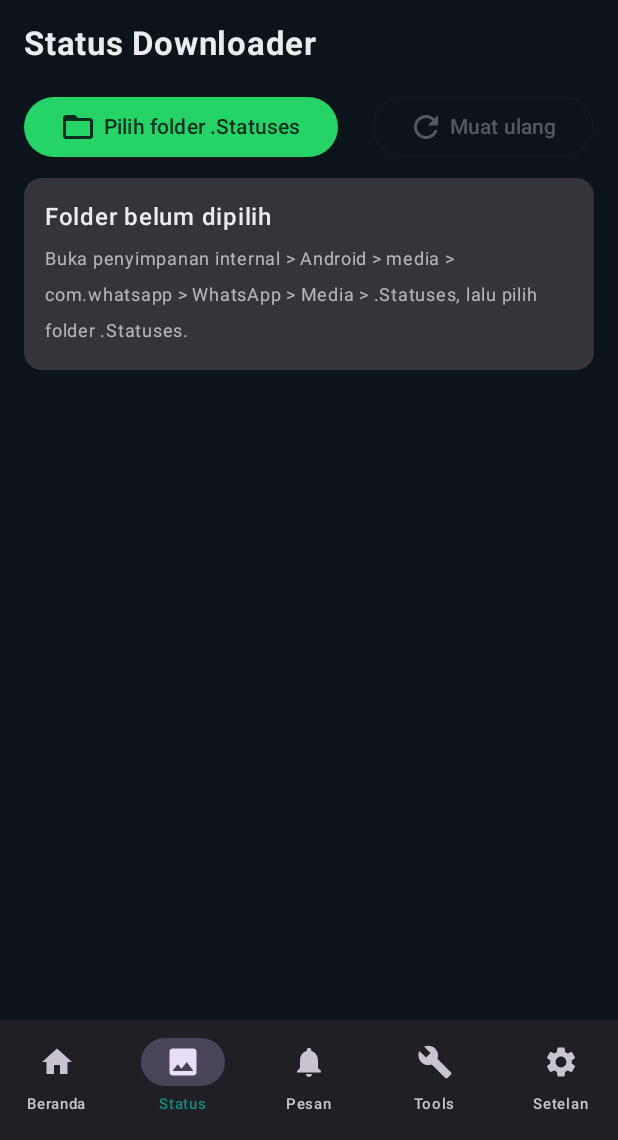
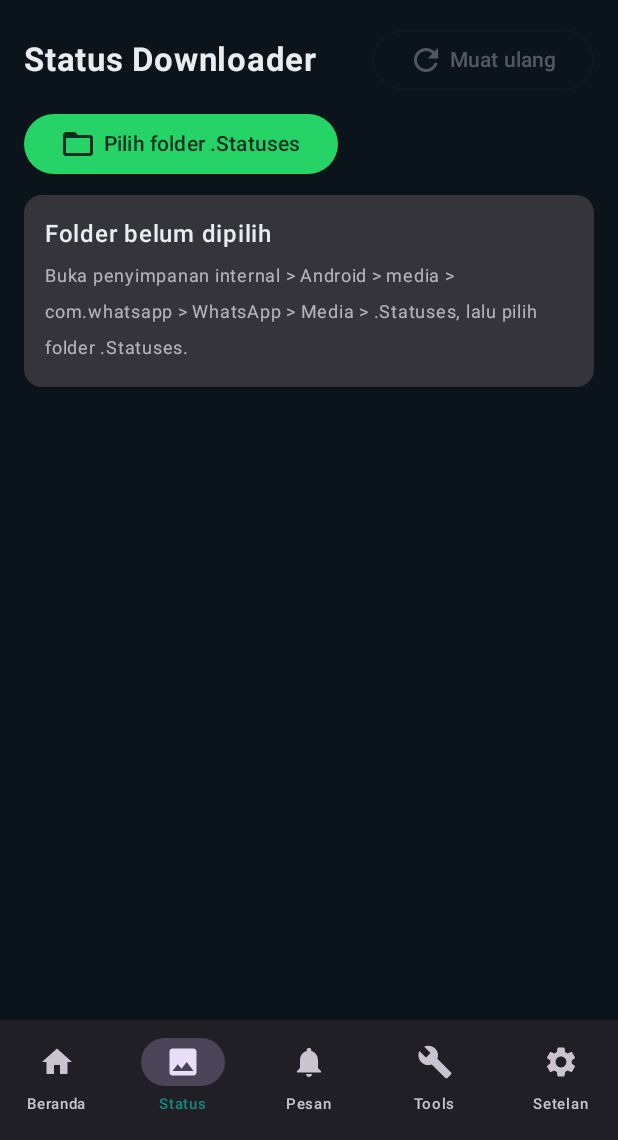
Before and after one commit to midasoversea/Whats-Krdrx, an Android app built with Jetpack Compose: the screen it shows after launch (MainActivity), item 2 of the bottom bar chosen, on a phone screen of 412 x 824 dp, the part 96-1236 px from its top. Run offline under Robolectric (Android 15) with nearby library versions, the phone set to English and light mode, and no system bars.

Commit message:
Whats-Krdrx 1.4.5 consistent refresh header
* Align Status refresh button with shared header layout

* Bump Whats-Krdrx to 1.4.5

```diff
--- a/app/build.gradle.kts
+++ b/app/build.gradle.kts
@@ -23,8 +23,8 @@ android {
         applicationId = "com.whats.krdrx"
         minSdk = 30
         targetSdk = 35
-        versionCode = 10
-        versionName = "1.4.4"
+        versionCode = 11
+        versionName = "1.4.5"
     }
 
     signingConfigs {
--- a/app/src/main/java/com/whats/krdrx/MainActivity.kt
+++ b/app/src/main/java/com/whats/krdrx/MainActivity.kt
@@ -253,27 +253,24 @@ private fun StatusDownloaderScreen(modifier: Modifier = Modifier) {
     }
 
     Column(modifier.fillMaxSize().padding(16.dp)) {
-        Text("Status Downloader", fontSize = 22.sp, fontWeight = FontWeight.Bold)
-        Spacer(Modifier.height(6.dp))
-        Spacer(Modifier.height(12.dp))
         Row(
             modifier = Modifier.fillMaxWidth(),
             verticalAlignment = Alignment.CenterVertically,
             horizontalArrangement = Arrangement.SpaceBetween
         ) {
-            if (tree == null) {
-                Button(onClick = { picker.launch(null) }) {
-                    Icon(Icons.Default.FolderOpen, null)
-                    Spacer(Modifier.width(5.dp))
-                    Text("Pilih folder .Statuses")
-                }
-            } else {
-                Spacer(Modifier.width(1.dp))
-            }
+            Text("Status Downloader", fontSize = 22.sp, fontWeight = FontWeight.Bold)
             OutlinedButton(onClick = { loadFiles() }, enabled = tree != null && !loading) {
                 Icon(Icons.Default.Refresh, null)
                 Spacer(Modifier.width(4.dp))
                 Text("Muat ulang")
+            }
+        }
+        Spacer(Modifier.height(8.dp))
+        if (tree == null) {
+            Button(onClick = { picker.launch(null) }) {
+                Icon(Icons.Default.FolderOpen, null)
+                Spacer(Modifier.width(5.dp))
+                Text("Pilih folder .Statuses")
             }
         }
         Spacer(Modifier.height(10.dp))
```
